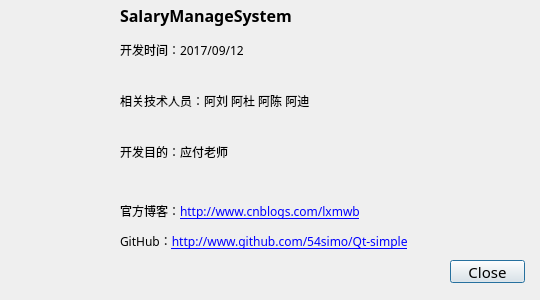
First picture: the form in SalaryManageSystem/aboutdialog.ui, repository 10086a/Qt-simple, before the edit.
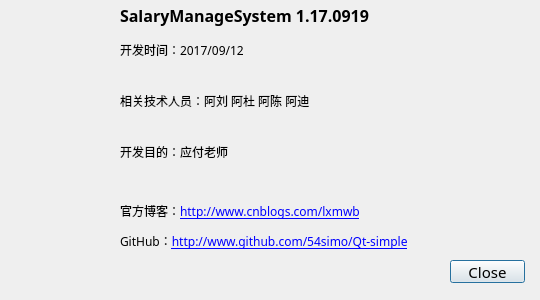
Second picture: the form after the edit. Icons and pictures are not drawn.

Commit message: SalaryDMS 1.17.0919更新

Diff of the .ui file:
```diff
--- a/SalaryManageSystem/aboutdialog.ui
+++ b/SalaryManageSystem/aboutdialog.ui
@@ -67,7 +67,7 @@
     <rect>
      <x>120</x>
      <y>0</y>
-     <width>201</width>
+     <width>411</width>
      <height>31</height>
     </rect>
    </property>
@@ -80,7 +80,7 @@
     </font>
    </property>
    <property name="text">
-    <string>SalaryManageSystem</string>
+    <string>SalaryManageSystem 1.17.0919</string>
    </property>
   </widget>
   <widget class="QLabel" name="label_3">
```
The commit also changes 10 other files.
